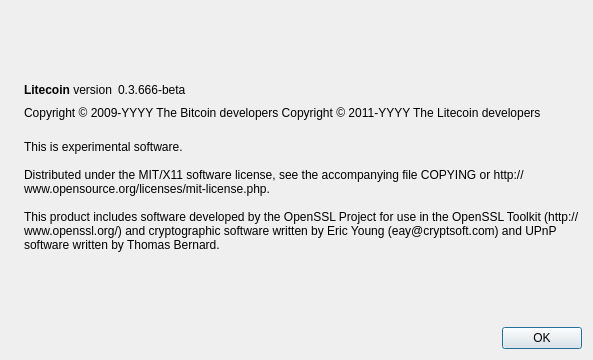
Above: src/qt/forms/aboutdialog.ui from bitlek/bitlek before the change. Below: the same form after it.
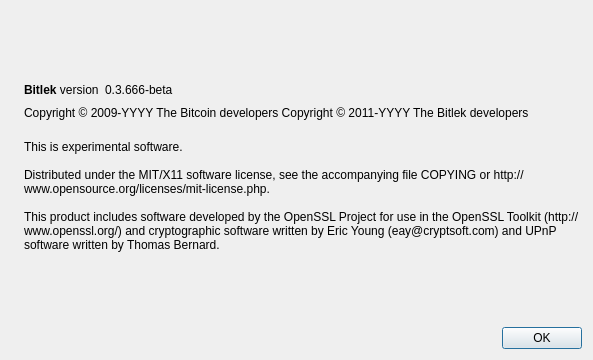
That is the form after the change. Icons and pictures are not drawn.

What changed in the file:
```diff
--- a/src/qt/forms/aboutdialog.ui
+++ b/src/qt/forms/aboutdialog.ui
@@ -50,7 +50,7 @@
           <cursorShape>IBeamCursor</cursorShape>
          </property>
          <property name="text">
-          <string>&lt;b&gt;Litecoin&lt;/b&gt; version</string>
+          <string>&lt;b&gt;Bitlek&lt;/b&gt; version</string>
          </property>
          <property name="textInteractionFlags">
           <set>Qt::LinksAccessibleByMouse|Qt::TextSelectableByKeyboard|Qt::TextSelectableByMouse</set>
@@ -92,7 +92,7 @@
        </property>
        <property name="text">
         <string notr="true">Copyright &amp;copy; 2009-YYYY The Bitcoin developers
-Copyright &amp;copy; 2011-YYYY The Litecoin developers</string>
+Copyright &amp;copy; 2011-YYYY The Bitlek developers</string>
        </property>
        <property name="textFormat">
         <enum>Qt::RichText</enum>
```
Left out of the diff: 2 changed lines with no effect on the pictures.
